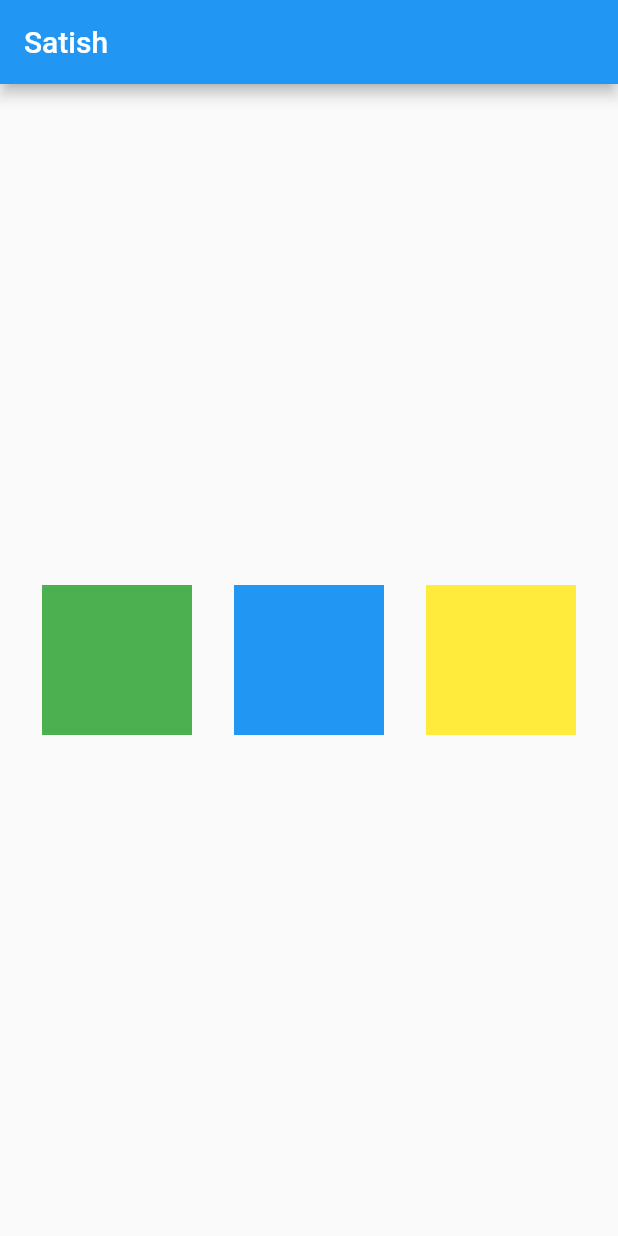
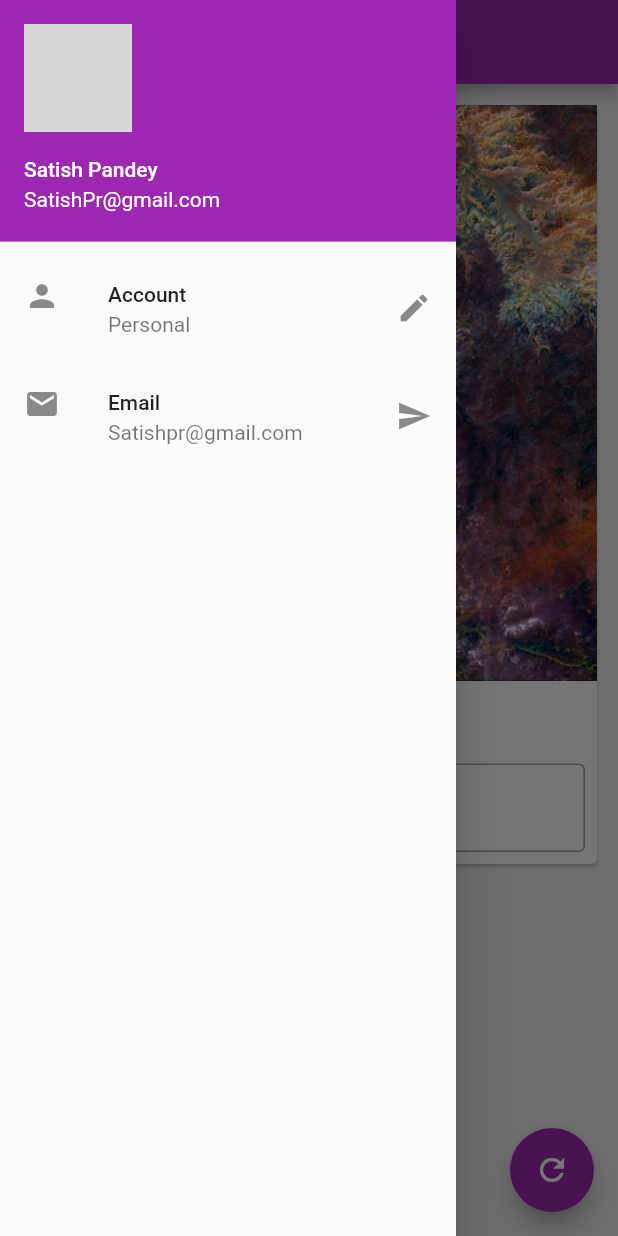
Before and after one commit to satishpr9/flutter_learning, a Flutter app: the screen it shows after launch, with the side drawer open (before the commit the screen has no drawer), on a phone screen of 412 x 824 dp. Run offline on Flutter 3.47's test engine with Material 2 defaults, Android fonts, the phone set to English and light mode, and no system bars; network calls fail; grey boxes are pictures that could not be loaded.

Commit message:
ch4completed

```diff
--- /dev/null
+++ b/lib/Bg_Image.dart
@@ -0,0 +1,10 @@
+import 'package:flutter/material.dart';
+
+class BgImage extends StatelessWidget {
+  @override
+  Widget build(BuildContext context) {
+    return Image.asset(
+      "assets/photo.jpeg",
+    );
+  }
+}
--- /dev/null
+++ b/lib/Card.dart
@@ -0,0 +1,10 @@
+import 'package:flutter/material.dart';
+
+class Card extends StatelessWidget {
+  @override
+  Widget build(BuildContext context) {
+    return Container(
+
+    );
+  }
+}
--- /dev/null
+++ b/lib/Drawer.dart
@@ -0,0 +1,42 @@
+import 'package:flutter/material.dart';
+
+class MyDrawer extends StatelessWidget {
+  @override
+  Widget build(BuildContext context) {
+    return  Drawer(
+        child: ListView(
+          padding: EdgeInsets.zero,
+          children: <Widget>[
+            // DrawerHeader(
+            //   child: Text(
+            //     "Hello",
+            //     style: TextStyle(color: Colors.white),
+            //   ),
+            //   decoration: BoxDecoration(color: Colors.purple),
+            // ),
+            UserAccountsDrawerHeader(
+              accountName: Text("Satish Pandey"),
+              accountEmail: Text("SatishPr@gmail.com"),
+              currentAccountPicture: CircleAvatar(
+                backgroundImage: NetworkImage(
+                    "https://images.unsplash.com/photo-1568602471122-7832951cc4c5?ixlib=rb-1.2.1&ixid=eyJhcHBfaWQiOjEyMDd9&auto=format&fit=crop&w=500&q=60"),
+              ),
+            ),
+
+            ListTile(
+              leading: Icon(Icons.person),
+              title: Text("Account"),
+              subtitle: Text("Personal"),
+              trailing: Icon(Icons.edit),
+            ),
+            ListTile(
+              leading: Icon(Icons.mail),
+              title: Text("Email"),
+              subtitle: Text("Satishpr@gmail.com"),
+              trailing: Icon(Icons.send),
+            ),
+          ],
+        ),
+      );
+  }
+}
--- a/lib/main.dart
+++ b/lib/main.dart
@@ -1,47 +1,12 @@
+import 'package:Demo/page/HomePage.dart';
 import 'package:flutter/material.dart';
 
 void main() {
   runApp(MaterialApp(
     title: "Satish Pandey",
     home: Homepage(),
+    theme: ThemeData(
+      primarySwatch: Colors.purple,
+    ),
   ));
 }
-
-class Homepage extends StatelessWidget {
-  @override
-  Widget build(BuildContext context) {
-    return Scaffold(
-      appBar: AppBar(
-        title: Text("Satish"),
-      ),
-      body: Container(
-        width: MediaQuery.of(context).size.width,
-        height: MediaQuery.of(context).size.height,
-        child: Row(
-          mainAxisAlignment: MainAxisAlignment.spaceEvenly,
-          children: <Widget> [
-        Container(
-          color: Colors.green,
-          height: 100,
-          width: 100,
-          padding: const EdgeInsets.all(8),
-
-        ),
-        Container(
-          color: Colors.blue,
-          height: 100,
-          width: 100,
-          padding: const EdgeInsets.all(8),
-        ),
-        Container(
-          color: Colors.yellow,
-          height: 100,
-          width: 100,
-          padding: const EdgeInsets.all(8),
-        ),
-          ],
-        ),
-      ),
-    );
-  }
-}
--- /dev/null
+++ b/lib/page/HomePage.dart
@@ -0,0 +1,71 @@
+import 'package:flutter/material.dart';
+
+import '../Bg_Image.dart';
+import '../Drawer.dart';
+
+
+
+class Homepage extends StatefulWidget {
+  @override
+  _HomepageState createState() => _HomepageState();
+}
+
+class _HomepageState extends State<Homepage> {
+  TextEditingController _nameController = TextEditingController();
+  var myText = "Hello";
+  @override
+  void initState() {
+    super.initState();
+  }
+
+  @override
+  Widget build(BuildContext context) {
+    return Scaffold(
+      backgroundColor: Colors.grey[200],
+      appBar: AppBar(
+        title: Text("Awesome App"),
+      ),
+      body: Padding(
+        padding: const EdgeInsets.all(10.0),
+        child: SingleChildScrollView(
+          child: Card(
+            child: Column(
+              children: <Widget>[
+                BgImage(),
+                SizedBox(
+                  height: 12,
+                ),
+                Text(
+                  myText,
+                  style: TextStyle(fontSize: 20),
+                ),
+                SizedBox(
+                  height: 12,
+                ),
+                Padding(
+                  padding: const EdgeInsets.all(8.0),
+                  child: TextField(
+                    controller: _nameController,
+                    keyboardType: TextInputType.text,
+                    decoration: InputDecoration(
+                        hintText: "Enter SomeThing",
+                        border: OutlineInputBorder(),
+                        labelText: "Name"),
+                  ),
+                ),
+              ],
+            ),
+          ),
+        ),
+      ),
+      drawer:MyDrawer(),
+      floatingActionButton: FloatingActionButton(
+        onPressed: () {
+          myText = _nameController.text;
+          setState(() {});
+        },
+        child: Icon(Icons.refresh),
+      ),
+    );
+  }
+}
--- a/pubspec.yaml
+++ b/pubspec.yaml
@@ -45,8 +45,8 @@ flutter:
   uses-material-design: true
 
   # To add assets to your application, add an assets section, like this:
-  # assets:
-  #   - images/a_dot_burr.jpeg
+  assets:
+    - assets/
   #   - images/a_dot_ham.jpeg
 
   # An image asset can refer to one or more resolution-specific "variants", see
```
Also changed, not shown: assets/photo.jpeg (added).
